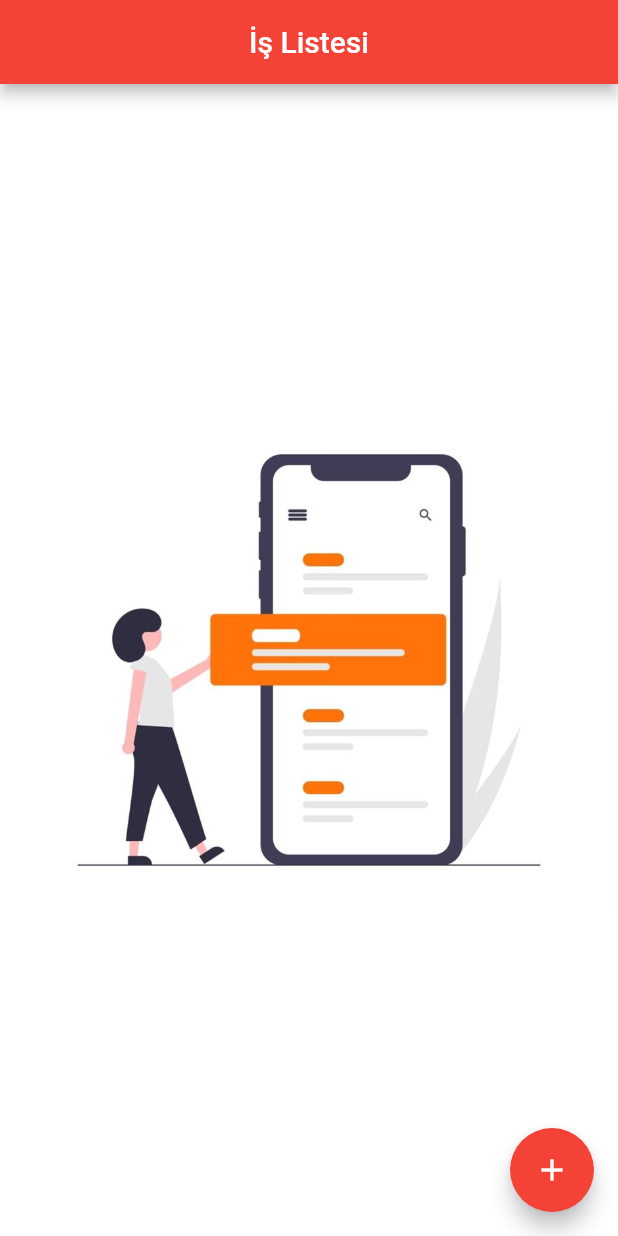
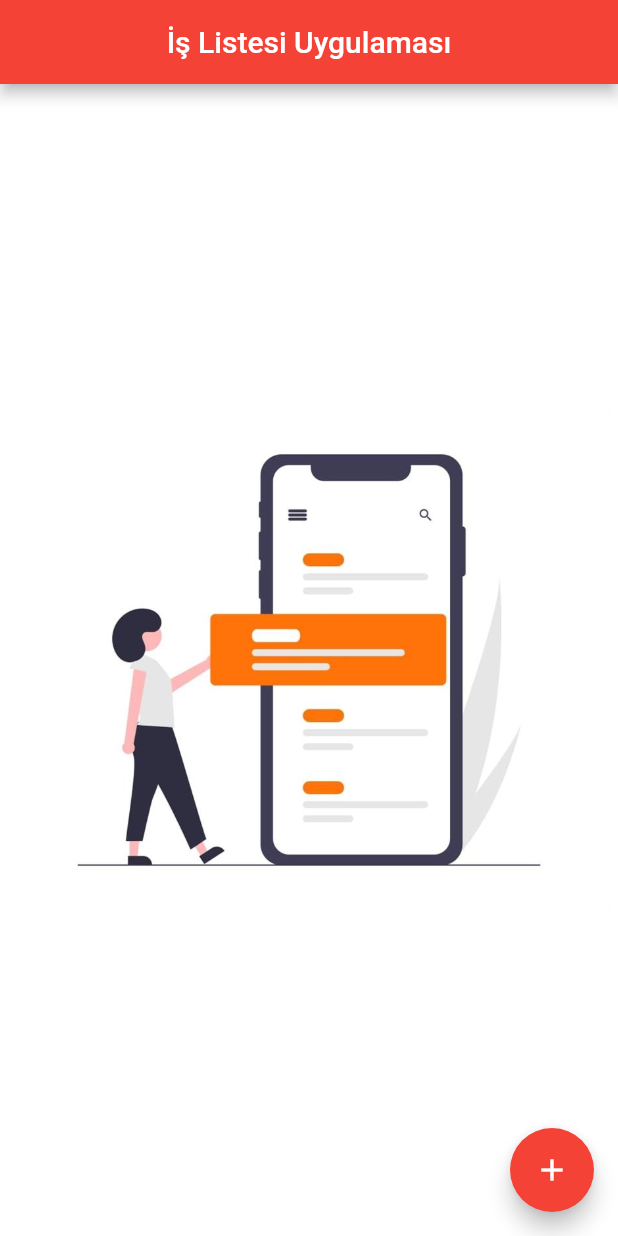
Before and after one commit to ugurgpektas/todo_app, a Flutter app: the screen it shows after launch, on a phone screen of 412 x 824 dp. Run offline on Flutter 3.47's test engine with Material 2 defaults, Android fonts, the phone set to English and light mode, and no system bars; our stand-ins replace get, get_storage.

Commit message:
deneme
kontrol

```diff
--- a/lib/screens/notes_list.dart
+++ b/lib/screens/notes_list.dart
@@ -51,7 +51,7 @@ class NoteList extends StatelessWidget {
             backgroundColor: Colors.white,
             appBar: AppBar(
               centerTitle: true,
-              title: Text('İş Listesi'),
+              title: Text('İş Listesi Uygulaması'),
             ),
             floatingActionButton: FloatingActionButton(
               child: Icon(Icons.add),
```
